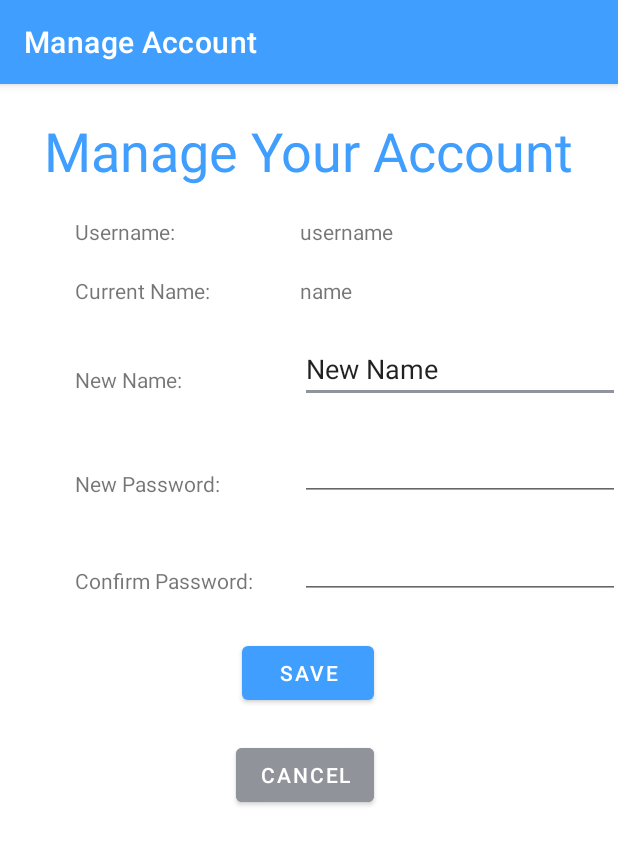
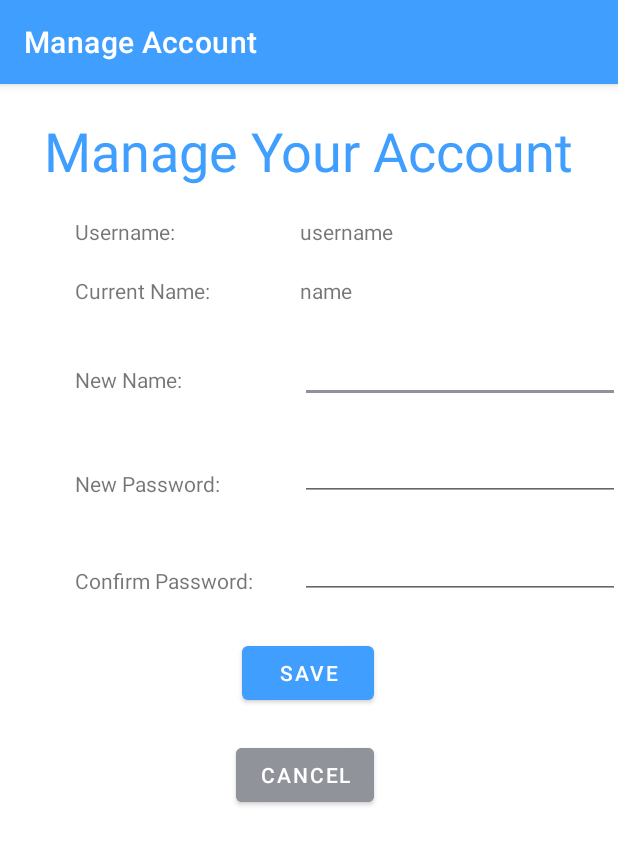
Before and after one commit to McGill-ECSE321-Winter2021/project-group-06, an Android app: the ManageAccount screen opened directly, with no data from a screen before it, on a phone screen of 412 x 824 dp. Shown: the top 845 px of the screen. Run offline under Robolectric (Android 15) with nearby library versions, the phone set to English and light mode, and no system bars; our stand-ins replace Volley; network calls fail.

Commit message:
small modif
Co-Authored-By: Catherine Caron <43682268+catherine-caron@users.noreply.github.com>

```diff
--- a/VehicleRepairShop-Android/app/src/main/res/layout/manage_account.xml
+++ b/VehicleRepairShop-Android/app/src/main/res/layout/manage_account.xml
@@ -14,7 +14,6 @@
         android:layout_marginTop="20dp"
         android:ems="10"
         android:inputType="textPersonName"
-        android:text="New Name"
         app:layout_constraintStart_toStartOf="parent"
         app:layout_constraintTop_toBottomOf="@+id/nameInput" />
 
```
